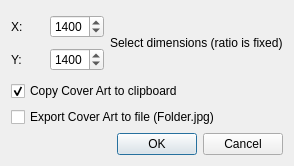
First picture: the form in art_dialog_base.ui, repository marian-code/wikipedia-music-tags, before the edit.
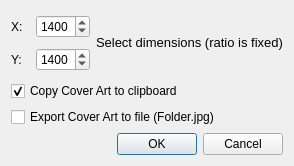
Second picture: the form after the edit.

```diff
--- a/art_dialog_base.ui
+++ b/art_dialog_base.ui
@@ -69,7 +69,7 @@
      <item>
       <widget class="QLabel" name="label">
        <property name="text">
-        <string>Select dimensions (ratio is fixed)</string>
+        <string>&lt;html&gt;&lt;head/&gt;&lt;body&gt;&lt;p&gt;&lt;span style=&quot; font-size:10pt;&quot;&gt;Select dimensions (ratio is fixed)&lt;/span&gt;&lt;/p&gt;&lt;/body&gt;&lt;/html&gt;</string>
        </property>
       </widget>
      </item>
```
